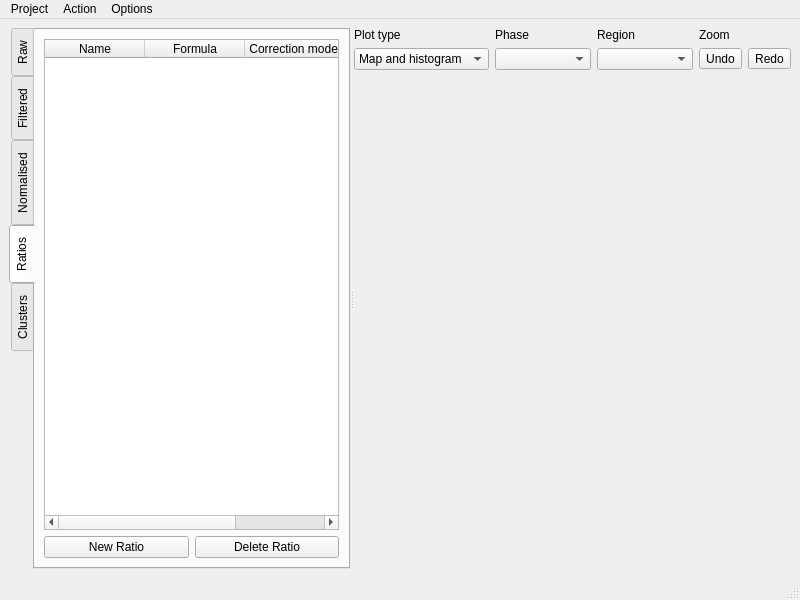
Above: src/resources/ui_main_window.ui from ianthomas23/QACD-quack before the change. Below: the same form after it.
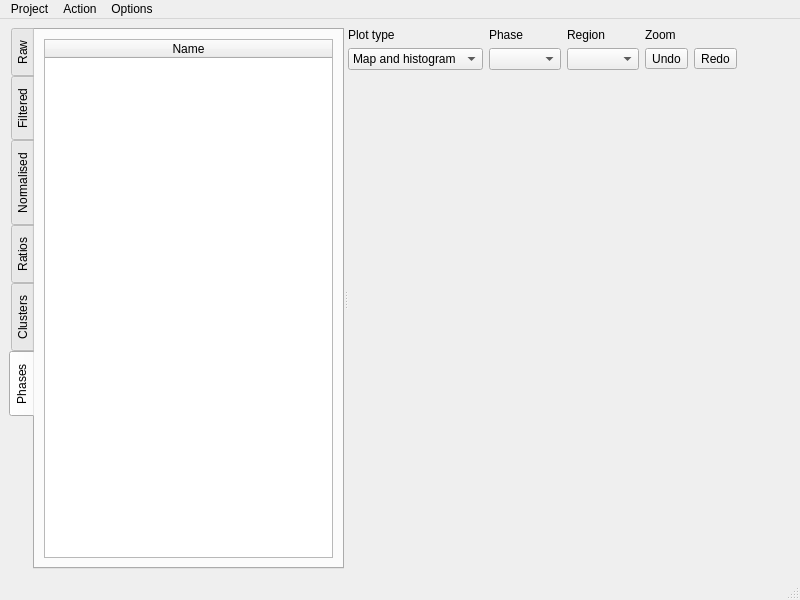
That is the form after the change. The open tabs and pages were chosen to show the change. Custom widgets are drawn as their Qt base class.

Commit message: Display phase map from filtered data

Diff of the .ui file:
```diff
--- a/src/resources/ui_main_window.ui
+++ b/src/resources/ui_main_window.ui
@@ -316,6 +316,73 @@
          </item>
         </layout>
        </widget>
+       <widget class="QWidget" name="phaseTab">
+        <property name="sizePolicy">
+         <sizepolicy hsizetype="Preferred" vsizetype="Preferred">
+          <horstretch>0</horstretch>
+          <verstretch>0</verstretch>
+         </sizepolicy>
+        </property>
+        <attribute name="title">
+         <string>Phases</string>
+        </attribute>
+        <layout class="QVBoxLayout" name="verticalLayout">
+         <property name="leftMargin">
+          <number>9</number>
+         </property>
+         <property name="topMargin">
+          <number>9</number>
+         </property>
+         <property name="rightMargin">
+          <number>9</number>
+         </property>
+         <property name="bottomMargin">
+          <number>9</number>
+         </property>
+         <item>
+          <widget class="QTableWidget" name="phaseTable">
+           <property name="sizeAdjustPolicy">
+            <enum>QAbstractScrollArea::AdjustIgnored</enum>
+           </property>
+           <property name="selectionMode">
+            <enum>QAbstractItemView::SingleSelection</enum>
+           </property>
+           <property name="selectionBehavior">
+            <enum>QAbstractItemView::SelectRows</enum>
+           </property>
+           <property name="showGrid">
+            <bool>false</bool>
+           </property>
+           <property name="gridStyle">
+            <enum>Qt::SolidLine</enum>
+           </property>
+           <property name="sortingEnabled">
+            <bool>true</bool>
+           </property>
+           <property name="columnCount">
+            <number>1</number>
+           </property>
+           <attribute name="horizontalHeaderHighlightSections">
+            <bool>false</bool>
+           </attribute>
+           <attribute name="horizontalHeaderShowSortIndicator" stdset="0">
+            <bool>true</bool>
+           </attribute>
+           <attribute name="horizontalHeaderStretchLastSection">
+            <bool>true</bool>
+           </attribute>
+           <attribute name="verticalHeaderVisible">
+            <bool>false</bool>
+           </attribute>
+           <column>
+            <property name="text">
+             <string>Name</string>
+            </property>
+           </column>
+          </widget>
+         </item>
+        </layout>
+       </widget>
       </widget>
       <widget class="QWidget" name="layoutWidget">
        <layout class="QVBoxLayout" name="rightVerticalLayout">
@@ -439,6 +506,13 @@
             </item>
            </layout>
           </item>
+          <item>
+           <widget class="QLabel" name="dummyLabel">
+            <property name="text">
+             <string></string>
+            </property>
+           </widget>
+          </item>
          </layout>
         </item>
         <item>
```
Left out of the diff: 2 changed lines with no effect on the pictures. The commit also changes 6 other files.
